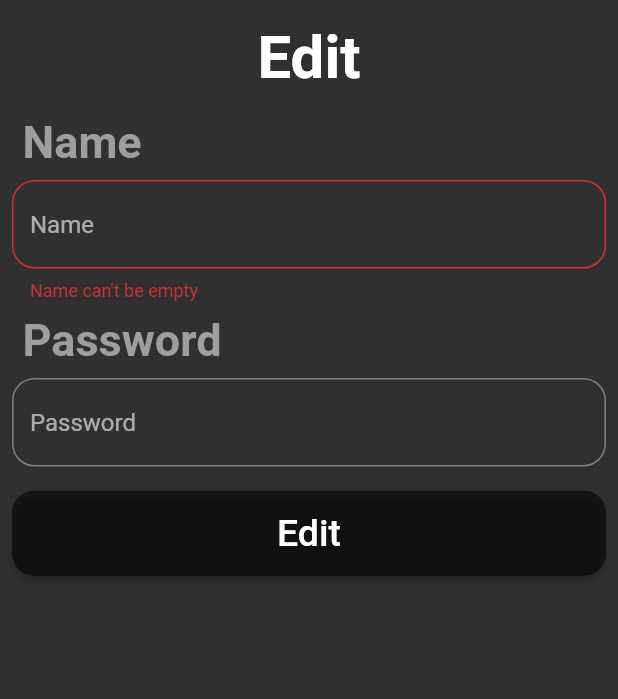
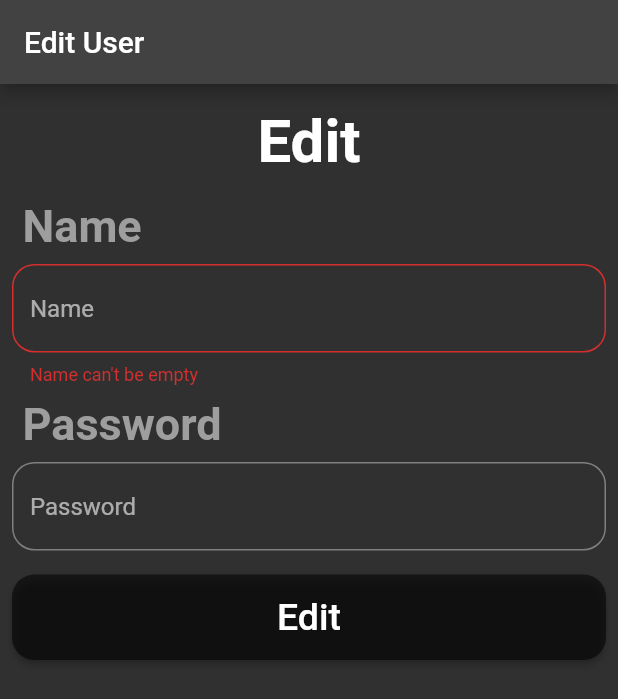
Before and after one commit to mickaelrei/drive-deal, a Flutter app: the UserEditPage screen opened directly with empty values, after a tap on "Edit", on a phone screen of 412 x 824 dp. Shown: the top 699 px of the screen. Run offline on Flutter 3.47's test engine with Material 2 defaults, Android fonts, the light colour scheme and no system bars; our stand-ins replace carousel_slider, go_router, image_picker, shared_preferences, sqflite; accounts and stored records are empty; generated files the repository leaves out were written again.

Commit message:
Added page independent scaffold

```diff
--- a/lib/view/edit/user_edit.dart
+++ b/lib/view/edit/user_edit.dart
@@ -101,7 +101,9 @@ class UserEditPage extends StatelessWidget {
   Widget build(BuildContext context) {
     final localization = AppLocalizations.of(context)!;
 
-    return ChangeNotifierProvider<UserEditState>(
+    return Scaffold(
+      appBar: AppBar(title: Text(localization.editUser)),
+      body: ChangeNotifierProvider<UserEditState>(
         create: (context) {
           return UserEditState(
             user: user,
@@ -152,8 +154,7 @@ class UserEditPage extends StatelessWidget {
                         }
 
                         // Exit from edit page
-                      if (result == null) {
-                        // ignore: use_build_context_synchronously
+                        if (result == null && context.mounted) {
                           Navigator.of(context).pop();
                         }
                       },
@@ -164,6 +165,7 @@ class UserEditPage extends StatelessWidget {
             );
           },
         ),
+      ),
     );
   }
 }
```
Lines whose indentation alone changed are shown as unchanged.
